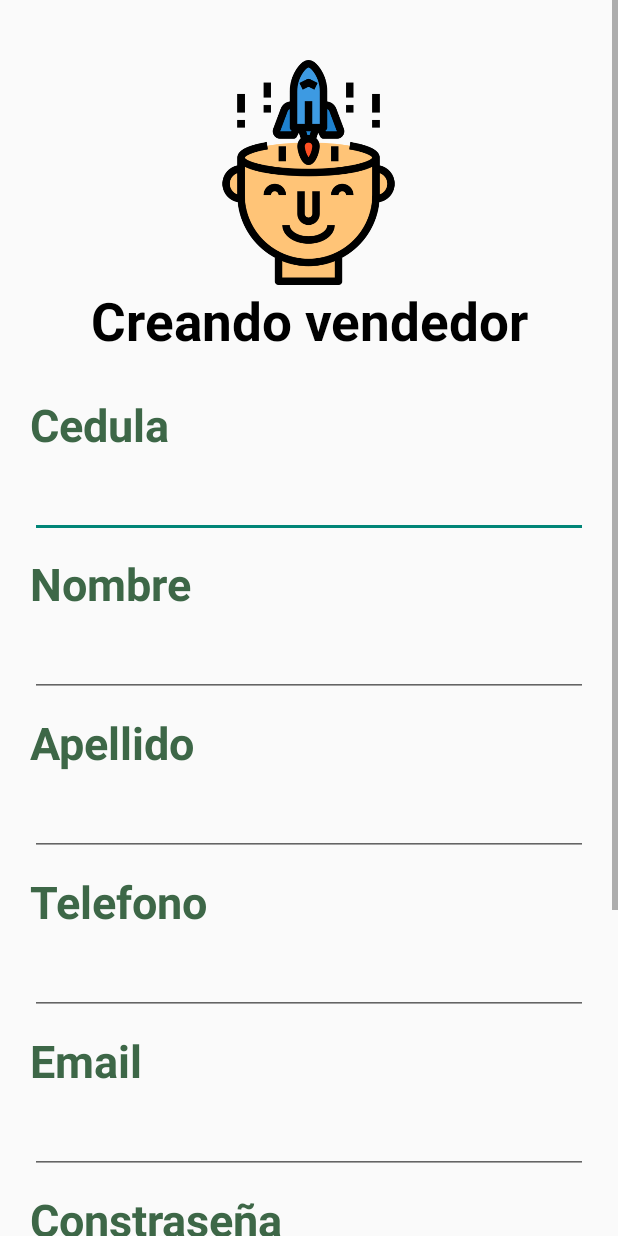
After one commit to jptapasco/Parqueadero, an Android app: the CrearVendedor screen opened directly, with no data from a screen before it, on a phone screen of 412 x 824 dp. The commit adds this screen. Run offline under Robolectric (Android 15) with nearby library versions, the phone set to English and light mode, and no system bars; our stand-ins replace Volley; network calls fail.

Commit message:
Agregar Vendedores OK

```diff
--- a/04-AppMovil/Parqueadero/app/src/main/AndroidManifest.xml
+++ b/04-AppMovil/Parqueadero/app/src/main/AndroidManifest.xml
@@ -15,6 +15,9 @@
         android:theme="@style/Theme.Parqueadero"
         android:usesCleartextTraffic="true"
         tools:targetApi="31">
+        <activity
+            android:name=".administrador.CrearVendedor"
+            android:exported="false" />
         <activity
             android:name=".vendedor.Tarifas"
             android:exported="false" />
--- /dev/null
+++ b/04-AppMovil/Parqueadero/app/src/main/java/com/example/parqueadero/administrador/CrearVendedor.java
@@ -0,0 +1,237 @@
+package com.example.parqueadero.administrador;
+
+import androidx.appcompat.app.AppCompatActivity;
+
+import android.annotation.SuppressLint;
+import android.content.Intent;
+import android.os.Bundle;
+import android.view.View;
+import android.widget.AdapterView;
+import android.widget.ArrayAdapter;
+import android.widget.Button;
+import android.widget.EditText;
+import android.widget.Spinner;
+import android.widget.Toast;
+
+import com.android.volley.Request;
+import com.android.volley.RequestQueue;
+import com.android.volley.Response;
+import com.android.volley.VolleyError;
+import com.android.volley.toolbox.StringRequest;
+import com.android.volley.toolbox.Volley;
+import com.example.parqueadero.R;
+import com.example.parqueadero.utils.Config;
+import com.example.parqueadero.utils.DetalleHistorial;
+
+import org.json.JSONArray;
+import org.json.JSONException;
+import org.json.JSONObject;
+
+import java.util.ArrayList;
+import java.util.HashMap;
+import java.util.List;
+import java.util.Map;
+
+public class CrearVendedor extends AppCompatActivity {
+    Button btnSalirCrearVendedor;
+    Button btnCreateVendedor;
+    Spinner spinnerAddVendedor;
+    EditText campoCedula;
+    EditText campoNombre;
+    EditText campoApellido;
+    EditText campoTelefono;
+    EditText campoEmail;
+    EditText campoPassword;
+    Config dataConfig;
+    String cedula;
+    String nombre;
+    String apellido;
+    String telefono;
+    String email;
+    String password;
+    String valorSeleccionado;
+    List<String> nombresParqueaderos = new ArrayList<>();
+    @SuppressLint("MissingInflatedId")
+    @Override
+    protected void onCreate(Bundle savedInstanceState) {
+        super.onCreate(savedInstanceState);
+        setContentView(R.layout.activity_crear_vendedor);
+        btnSalirCrearVendedor = findViewById(R.id.btnSalir);
+        dataConfig = new Config(getApplicationContext());
+        spinnerAddVendedor = findViewById(R.id.spinnerParqueadero);
+
+        campoCedula = findViewById(R.id.campoCedula);
+        campoNombre = findViewById(R.id.campoNombre);
+        campoApellido = findViewById(R.id.campoApellido);
+        campoTelefono = findViewById(R.id.campoTelefono);
+        campoEmail = findViewById(R.id.campoEmail);
+        campoPassword = findViewById(R.id.campoPassword);
+        btnCreateVendedor = findViewById(R.id.btnCreateVendedor);
+
+
+        ArrayAdapter<String> adapter = new ArrayAdapter<>(this, android.R.layout.simple_spinner_item, nombresParqueaderos);
+        adapter.setDropDownViewResource(android.R.layout.simple_spinner_dropdown_item);
+        spinnerAddVendedor.setAdapter(adapter);
+
+        spinnerAddVendedor.setOnItemSelectedListener(new AdapterView.OnItemSelectedListener() {
+            @Override
+            public void onItemSelected(AdapterView<?> parent, View view, int position, long id) {
+                valorSeleccionado = (String) parent.getItemAtPosition(position);
+            }
+            @Override
+            public void onNothingSelected(AdapterView<?> parent) {
+
+            }
+        });
+
+        btnSalirCrearVendedor.setOnClickListener(new View.OnClickListener() {
+            @Override
+            public void onClick(View v) {
+                Intent intencion = new Intent(getApplicationContext(), Vendedores.class);
+                startActivity(intencion);
+            }
+        });
+
+        btnCreateVendedor.setOnClickListener(new View.OnClickListener() {
+            @Override
+            public void onClick(View v) {
+                System.out.println("CLICK AGREGAR V");
+                verificarCampos();
+            }
+        });
+    }
+
+    @Override
+    protected void onResume() {
+        super.onResume();
+        apiObtenerParking();
+    }
+
+    public void apiObtenerParking(){
+        RequestQueue queue = Volley.newRequestQueue(getApplicationContext());
+        String url = dataConfig.getEndPoint("/API-parqueadero/Obtener.php");
+        StringRequest solicitud = new StringRequest(Request.Method.GET, url, new Response.Listener<String>() {
+            @Override
+            public void onResponse(String response) {
+                try {
+                    JSONObject respuesta = new JSONObject(response);
+                    JSONArray datos = respuesta.getJSONArray("registros");
+                    for (int i = 0; i < datos.length(); i++) {
+                        try {
+                            JSONObject dataParking = datos.getJSONObject(i);
+                            String name = dataParking.getString("nombre");
+                            System.out.println("nombres PK: "+name);
+                            // Agrega el nombre del parqueadero a la lista
+                            nombresParqueaderos.add(name);
+                        } catch (JSONException e) {
+                            throw new RuntimeException(e);
+                        }
+                    }
+                    ((ArrayAdapter<String>) spinnerAddVendedor.getAdapter()).notifyDataSetChanged();
+                } catch (JSONException e) {
+                    System.out.println("El servidor GET responde con error");
+                    System.out.println(e.getMessage());
+                    Toast.makeText(getApplicationContext(), "Error en datos del servidor: " + e.getMessage(), Toast.LENGTH_LONG).show();
+                }
+            }
+        }, new Response.ErrorListener() {
+            @Override
+            public void onErrorResponse(VolleyError error) {
+                System.out.println("JOA Mani el servidor GET responde con un error");
+                System.out.println(error.getMessage());
+            }
+        });
+        queue.add(solicitud);
+    }
+
+    public void verificarCampos(){
+        cedula = campoCedula.getText().toString();
+        nombre = campoNombre.getText().toString();
+        apellido = campoApellido.getText().toString();
+        telefono = campoTelefono.getText().toString();
+        email = campoEmail.getText().toString();
+        password = campoPassword.getText().toString();
+        if (cedula.isEmpty() || nombre.isEmpty() || apellido.isEmpty() || telefono.isEmpty() || email.isEmpty() || password.isEmpty()) {
+            Toast.makeText(CrearVendedor.this, "Algun campo esta sin llenar", Toast.LENGTH_SHORT).show();
+        } else {
+            verificarEstado(cedula);
+        }
+    }
+
+    public void verificarEstado(String cedula){
+        RequestQueue queue = Volley.newRequestQueue(getApplicationContext());
+        String url = dataConfig.getEndPoint("/API-Personas/VerificarPersona.php");
+        StringRequest consulta = new StringRequest(Request.Method.POST, url, new Response.Listener<String>() {
+            @Override
+            public void onResponse(String response) {
+                try {
+                    JSONObject resultado = new JSONObject(response);
+                    boolean status = resultado.getBoolean("status");
+                    if (status){
+                        Toast.makeText(CrearVendedor.this, "Cedula ya Registrada", Toast.LENGTH_SHORT).show();
+                    }else {
+                        agregarVendedor();
+                    }
+                } catch (JSONException e) {
+                    throw new RuntimeException(e);
+                }
+            }
+        }, new Response.ErrorListener() {
+            @Override
+            public void onErrorResponse(VolleyError error) {
+                System.out.println("Joa mani el servidor POST responde con un error:");
+                System.out.println(error.getMessage());
+            }
+        }) {
+            protected Map<String, String> getParams() {
+                Map<String, String> params = new HashMap<String, String>();
+                params.put("cedula", cedula);
+                return params;
+            }
+        };
+        queue.add(consulta);
+    }
+
+    public void agregarVendedor(){
+        RequestQueue queue = Volley.newRequestQueue(getApplicationContext());
+        String url = dataConfig.getEndPoint("/API-Personas/insert.php");
+        StringRequest stringRequest = new StringRequest(Request.Method.POST, url,
+                new Response.Listener<String>() {
+                    @Override
+                    public void onResponse(String response) {
+                        try {
+                            JSONObject resultado = new JSONObject(response);
+                            boolean status = resultado.getBoolean("status");
+                            if (status){
+                                Toast.makeText(CrearVendedor.this, "Vendedor Creado Exitosamente", Toast.LENGTH_SHORT).show();
+                                Intent intencion = new Intent(getApplicationContext(), Vendedores.class);
+                                startActivity(intencion);
+                            }
+                        } catch (JSONException e) {
+                            throw new RuntimeException(e);
+                        }
+                    }
+                }, new Response.ErrorListener() {
+            @Override
+            public void onErrorResponse(VolleyError error) {
+                System.out.println("Error: " + error.getMessage());
+                Toast.makeText(CrearVendedor.this, "Error al conectar con el servidor", Toast.LENGTH_SHORT).show();
+            }
+        }) {
+            @Override
+            protected Map<String, String> getParams() {
+                Map<String, String> params = new HashMap<>();
+                params.put("cedula", cedula);
+                params.put("nombre", nombre);
+                params.put("apellidos", apellido);
+                params.put("celular", telefono);
+                params.put("parqueadero", valorSeleccionado);
+                params.put("email", email);
+                params.put("contrasenia", password);
+                return params;
+            }
+        };
+        queue.add(stringRequest);
+    }
+
+}
--- a/04-AppMovil/Parqueadero/app/src/main/java/com/example/parqueadero/vendedor/Entrada.java
+++ b/04-AppMovil/Parqueadero/app/src/main/java/com/example/parqueadero/vendedor/Entrada.java
@@ -8,7 +8,6 @@ import android.view.View;
 import android.widget.ImageView;
 import android.widget.Spinner;
 import android.widget.Toast;
-
 import com.android.volley.Request;
 import com.android.volley.RequestQueue;
 import com.android.volley.Response;
@@ -18,7 +17,6 @@ import com.android.volley.toolbox.Volley;
 import com.example.parqueadero.MainActivity;
 import com.example.parqueadero.R;
 import com.example.parqueadero.utils.Config;
-
 import org.json.JSONException;
 import org.json.JSONObject;
 
--- a/04-AppMovil/Parqueadero/app/src/main/res/layout/activity_crear_parqueadero.xml
+++ b/04-AppMovil/Parqueadero/app/src/main/res/layout/activity_crear_parqueadero.xml
@@ -2,7 +2,7 @@
 <LinearLayout xmlns:android="http://schemas.android.com/apk/res/android"
     xmlns:tools="http://schemas.android.com/tools"
     android:layout_width="match_parent"
-    android:layout_height="match_parent"
+    android:layout_height="wrap_content"
     android:orientation="vertical"
     tools:context=".administrador.CrearParqueadero"
     android:padding="20dp"
--- /dev/null
+++ b/04-AppMovil/Parqueadero/app/src/main/res/layout/activity_crear_vendedor.xml
@@ -0,0 +1,168 @@
+<?xml version="1.0" encoding="utf-8"?>
+<ScrollView
+    xmlns:android="http://schemas.android.com/apk/res/android"
+    xmlns:app="http://schemas.android.com/apk/res-auto"
+    xmlns:tools="http://schemas.android.com/tools"
+    android:layout_width="match_parent"
+    android:layout_height="match_parent"
+    tools:context=".administrador.CrearVendedor">
+
+    <LinearLayout
+        android:layout_width="match_parent"
+        android:layout_height="wrap_content"
+        android:orientation="vertical"
+        android:padding="20dp"
+        >
+        <ImageView
+            android:layout_width="150dp"
+            android:layout_height="150dp"
+            android:layout_marginTop="20dp"
+            android:layout_gravity="center"
+            android:src="@drawable/crear_persona"/>
+        <TextView
+            android:layout_width="match_parent"
+            android:layout_height="wrap_content"
+            android:layout_marginBottom="25dp"
+            android:gravity="center"
+            android:text="Creando vendedor"
+            android:textColor="@color/black"
+            android:textSize="35sp"
+            android:textStyle="bold" />
+        <TextView
+            android:layout_width="match_parent"
+            android:layout_height="wrap_content"
+            android:text="Cedula"
+            android:textColor="@color/green"
+            android:textStyle="bold"
+            android:textSize="30dp"
+            />
+        <EditText
+            android:id="@+id/campoCedula"
+            android:layout_width="match_parent"
+            android:layout_height="wrap_content"
+            android:layout_marginBottom="10dp"
+            android:textSize="25sp" />
+        <TextView
+            android:layout_width="match_parent"
+            android:layout_height="wrap_content"
+            android:text="Nombre"
+            android:textColor="@color/green"
+            android:textStyle="bold"
+            android:textSize="30dp"
+            />
+        <EditText
+            android:id="@+id/campoNombre"
+            android:layout_width="match_parent"
+            android:layout_height="wrap_content"
+            android:layout_marginBottom="10dp"
+            android:textSize="25sp" />
+        <TextView
+            android:layout_width="match_parent"
+            android:layout_height="wrap_content"
+            android:text="Apellido"
+            android:textColor="@color/green"
+            android:textStyle="bold"
+            android:textSize="30dp"
+            />
+        <EditText
+            android:id="@+id/campoApellido"
+            android:layout_width="match_parent"
+            android:layout_height="wrap_content"
+            android:layout_marginBottom="10dp"
+            android:textSize="25sp" />
+        <TextView
+            android:layout_width="match_parent"
+            android:layout_height="wrap_content"
+            android:text="Telefono"
+            android:textColor="@color/green"
+            android:textStyle="bold"
+            android:textSize="30dp"
+            />
+        <EditText
+            android:id="@+id/campoTelefono"
+            android:layout_width="match_parent"
+            android:layout_height="wrap_content"
+            android:layout_marginBottom="10dp"
+            android:textSize="25sp" />
+        <TextView
+            android:layout_width="match_parent"
+            android:layout_height="wrap_content"
+            android:text="Email"
+            android:textColor="@color/green"
+            android:textStyle="bold"
+            android:textSize="30dp"
+            />
+        <EditText
+            android:id="@+id/campoEmail"
+            android:layout_width="match_parent"
+            android:layout_height="wrap_content"
+            android:layout_marginBottom="10dp"
+            android:textSize="25sp" />
+        <TextView
+            android:layout_width="match_parent"
+            android:layout_height="wrap_content"
+            android:text="Constraseña"
+            android:textColor="@color/green"
+            android:textStyle="bold"
+            android:textSize="30dp"
+            />
+        <EditText
+            android:id="@+id/campoPassword"
+            android:layout_width="match_parent"
+            android:layout_height="wrap_content"
+            android:layout_marginBottom="10dp"
+            android:textSize="25sp" />
+        <TextView
+            android:layout_width="match_parent"
+            android:layout_height="wrap_content"
+            android:text="Parqueadero"
+            android:textColor="@color/green"
+            android:textStyle="bold"
+            android:textSize="30dp"
+            />
+        <Spinner
+            android:id="@+id/spinnerParqueadero"
+            android:layout_width="match_parent"
+            android:layout_height="50dp"
+            android:textSize="20sp"
+            android:layout_centerInParent="true"/>
+
+        <LinearLayout
+            android:layout_width="match_parent"
+            android:layout_height="110dp"
+            android:gravity="center"
+            android:orientation="horizontal">
+
+            <Button
+                android:id="@+id/btnSalir"
+                android:layout_width="146dp"
+                android:layout_height="wrap_content"
+                android:layout_gravity="center"
+                android:layout_marginTop="25dp"
+                android:layout_weight="1"
+                android:background="@color/red"
+                android:text="Salir"
+                android:textColor="#FFFFFF"
+                android:clickable="true"
+                android:textSize="25sp" />
+
+            <!-- Agrega un espacio entre los botones -->
+            <Space
+                android:layout_width="16dp"
+                android:layout_height="match_parent" />
+
+            <Button
+                android:id="@+id/btnCreateVendedor"
+                android:layout_width="146dp"
+                android:layout_height="wrap_content"
+                android:layout_gravity="center"
+                android:layout_marginTop="25dp"
+                android:layout_weight="1"
+                android:clickable="true"
+                android:background="@color/green"
+                android:text="Crear"
+                android:textColor="#FFFFFF"
+                android:textSize="25sp" />
+        </LinearLayout>
+    </LinearLayout>
+</ScrollView>
```
Also changed, not shown: 04-AppMovil/Parqueadero/app/src/main/java/com/example/parqueadero/administrador/Vendedores.java (+10 -0 lines), 04-AppMovil/Parqueadero/app/src/main/java/com/example/parqueadero/administrador/VendedoresSin.java (+10 -1 lines), 04-AppMovil/Parqueadero/app/src/main/ic_launcher_add_vendedor-playstore.png (added), 04-AppMovil/Parqueadero/app/src/main/res/drawable/crear_persona.png (added).
